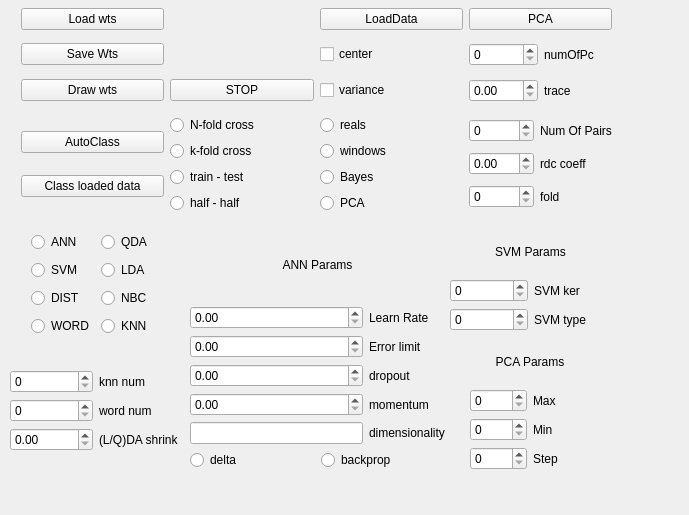
Qt form net.ui (ArtfulVampire/SecondGUIrepo) before a commit.
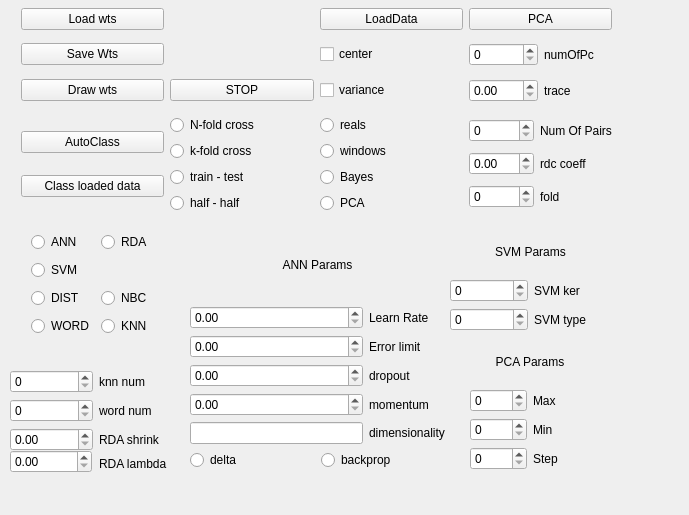
The same form after that commit.

Patch:
```diff
--- a/net.ui
+++ b/net.ui
@@ -429,14 +429,7 @@
     <item row="0" column="1">
      <widget class="QRadioButton" name="classQDARadioButton">
       <property name="text">
-       <string>QDA</string>
-      </property>
-     </widget>
-    </item>
-    <item row="1" column="1">
-     <widget class="QRadioButton" name="classLDARadioButton">
-      <property name="text">
-       <string>LDA</string>
+       <string>RDA</string>
       </property>
      </widget>
     </item>
@@ -477,7 +470,7 @@
     </item>
    </layout>
   </widget>
-  <widget class="QWidget" name="">
+  <widget class="QWidget" name="layoutWidget">
    <property name="geometry">
     <rect>
      <x>10</x>
@@ -513,12 +506,35 @@
     <item row="2" column="1">
      <widget class="QLabel" name="label_9">
       <property name="text">
-       <string>(L/Q)DA shrink</string>
+       <string>RDA shrink</string>
       </property>
      </widget>
     </item>
    </layout>
   </widget>
+  <widget class="QDoubleSpinBox" name="rdaLambdaSpinBox">
+   <property name="geometry">
+    <rect>
+     <x>10</x>
+     <y>450</y>
+     <width>82</width>
+     <height>23</height>
+    </rect>
+   </property>
+  </widget>
+  <widget class="QLabel" name="label_11">
+   <property name="geometry">
+    <rect>
+     <x>99</x>
+     <y>454</y>
+     <width>80</width>
+     <height>20</height>
+    </rect>
+   </property>
+   <property name="text">
+    <string>RDA lambda</string>
+   </property>
+  </widget>
  </widget>
  <resources/>
  <connections/>
```
Left out of the diff: 4 changed lines with no effect on the pictures.
